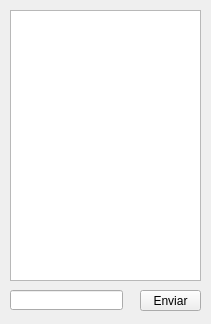
Qt form Chat.ui (LuisEduardoER/batalha-naval) before a commit.
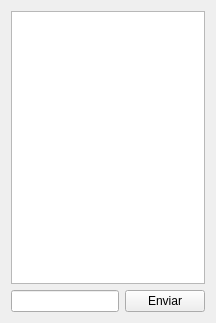
The same form after that commit.

Commit message: add layout no .ui do chat e incorporado a janela principal do jogo

Diff of the .ui file:
```diff
--- a/Chat.ui
+++ b/Chat.ui
@@ -6,46 +6,42 @@
    <rect>
     <x>0</x>
     <y>0</y>
-    <width>211</width>
-    <height>324</height>
+    <width>216</width>
+    <height>323</height>
    </rect>
   </property>
+  <property name="sizePolicy">
+   <sizepolicy hsizetype="Expanding" vsizetype="Expanding">
+    <horstretch>0</horstretch>
+    <verstretch>0</verstretch>
+   </sizepolicy>
+  </property>
   <property name="windowTitle">
    <string>Form</string>
   </property>
-  <widget class="QPushButton" name="enviarButton">
-   <property name="geometry">
-    <rect>
-     <x>140</x>
-     <y>290</y>
-     <width>61</width>
-     <height>21</height>
-    </rect>
-   </property>
-   <property name="text">
-    <string>Enviar</string>
-   </property>
-  </widget>
-  <widget class="QLineEdit" name="linhaDeEdicao">
-   <property name="geometry">
-    <rect>
-     <x>10</x>
-     <y>290</y>
-     <width>113</width>
-     <height>20</height>
-    </rect>
-   </property>
-  </widget>
-  <widget class="QTextEdit" name="textoConversa">
-   <property name="geometry">
-    <rect>
-     <x>10</x>
-     <y>10</y>
-     <width>191</width>
-     <height>271</height>
-    </rect>
-   </property>
-  </widget>
+  <layout class="QVBoxLayout" name="verticalLayout_4">
+   <item>
+    <widget class="QTextEdit" name="textoConversa">
+     <property name="readOnly">
+      <bool>true</bool>
+     </property>
+    </widget>
+   </item>
+   <item>
+    <layout class="QHBoxLayout" name="horizontalLayout">
+     <item>
+      <widget class="QLineEdit" name="linhaDeEdicao"/>
+     </item>
+     <item>
+      <widget class="QPushButton" name="enviarButton">
+       <property name="text">
+        <string>Enviar</string>
+       </property>
+      </widget>
+     </item>
+    </layout>
+   </item>
+  </layout>
  </widget>
  <resources/>
  <connections/>
```
The commit also changes 5 other files.
